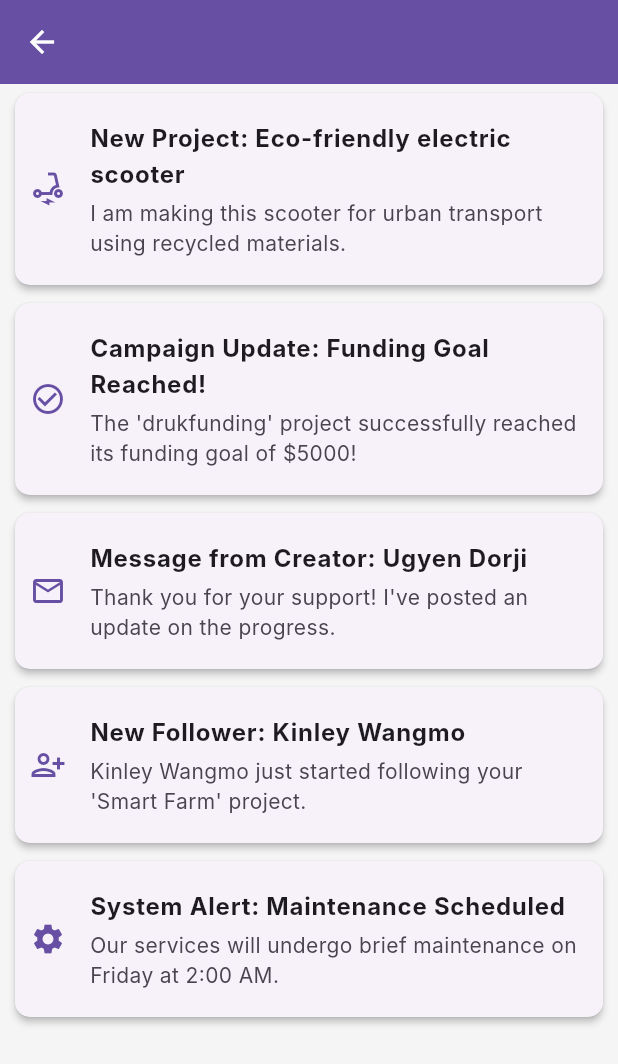
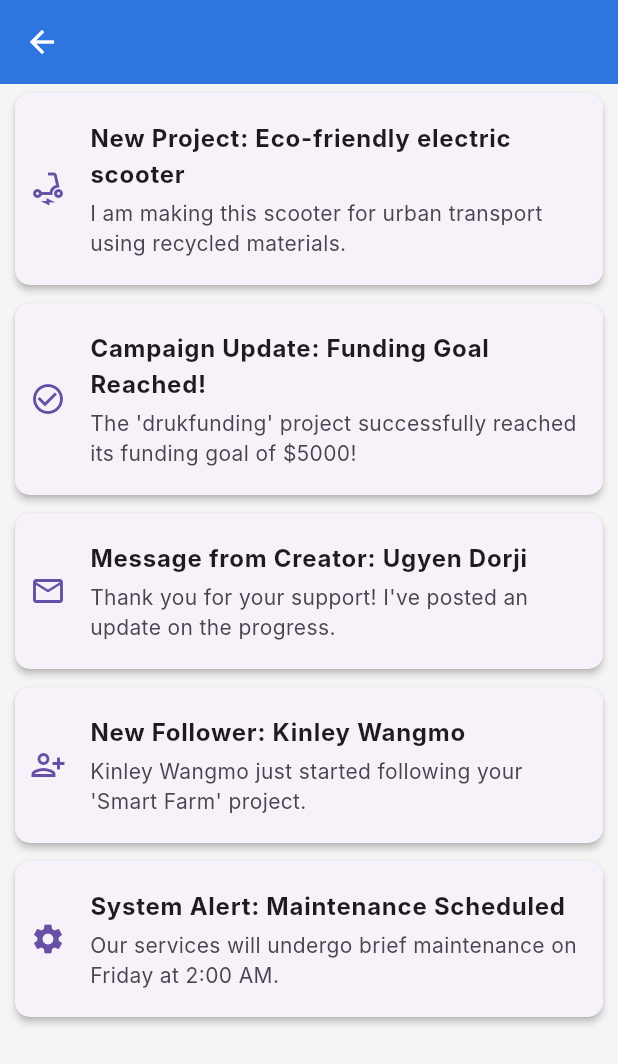
Before and after one commit to karma96-WT/DrukFunding_flutter_App, a Flutter app: the NotificationPage screen opened directly, on a phone screen of 412 x 824 dp. Shown: the top 1064 px of the screen. Run offline on Flutter 3.47's test engine with Material 3 defaults, Android fonts, the light colour scheme and no system bars; our stand-ins replace image_picker; network calls fail; Roboto replaces fonts that are missing (Inter).

Commit message:
shifted-notification-data-model-to-model-folder

```diff
--- a/lib/notification.dart
+++ b/lib/notification.dart
@@ -1,43 +1,35 @@
 import 'package:flutter/material.dart';
+import 'package:drukfunding/model/notification.dart';
 
-class Notification {
-  final String title;
-  final String description;
-  final IconData icon;
-  Notification({
-    required this.title,
-    required this.description,
-    required this.icon,
-  });
-}
-
-List<Notification> notifications = [
-  Notification(
+List<AppNotification> notifications = [
+  AppNotification(
     title: "New Project: Eco-friendly electric scooter",
     description: "I am making this scooter for urban transport using recycled materials.",
     icon: Icons.electric_scooter,
   ),
-  Notification(
+  AppNotification(
     title: "Campaign Update: Funding Goal Reached!",
     description: "The 'drukfunding' project successfully reached its funding goal of \$5000!",
     icon: Icons.check_circle_outline,
   ),
-  Notification(
+  AppNotification(
     title: "Message from Creator: Ugyen Dorji",
     description: "Thank you for your support! I've posted an update on the progress.",
     icon: Icons.mail_outline,
   ),
-  Notification(
+  AppNotification(
     title: "New Follower: Kinley Wangmo",
     description: "Kinley Wangmo just started following your 'Smart Farm' project.",
     icon: Icons.person_add_alt,
   ),
-  Notification(
+  AppNotification(
     title: "System Alert: Maintenance Scheduled",
     description: "Our services will undergo brief maintenance on Friday at 2:00 AM.",
     icon: Icons.settings,
   ),
 ];
+
+
 
 class NotificationPage extends StatefulWidget {
   const NotificationPage({super.key});
@@ -45,7 +37,6 @@ class NotificationPage extends StatefulWidget {
   @override
   State<NotificationPage> createState() => _NotificationState();
 }
-
 class _NotificationState extends State<NotificationPage> {
   @override
   Widget build(BuildContext context) {
@@ -56,7 +47,7 @@ class _NotificationState extends State<NotificationPage> {
         },
           icon: Icon(Icons.arrow_back),
         ),
-        backgroundColor: Theme.of(context).primaryColor,
+        backgroundColor: const Color.fromARGB(255, 47, 117, 223),
         foregroundColor: Colors.white,
 
       ),
```
Also changed, not shown: lib/model/notification.dart (added, +13 -0 lines). Lines whose indentation alone changed are shown as unchanged.
